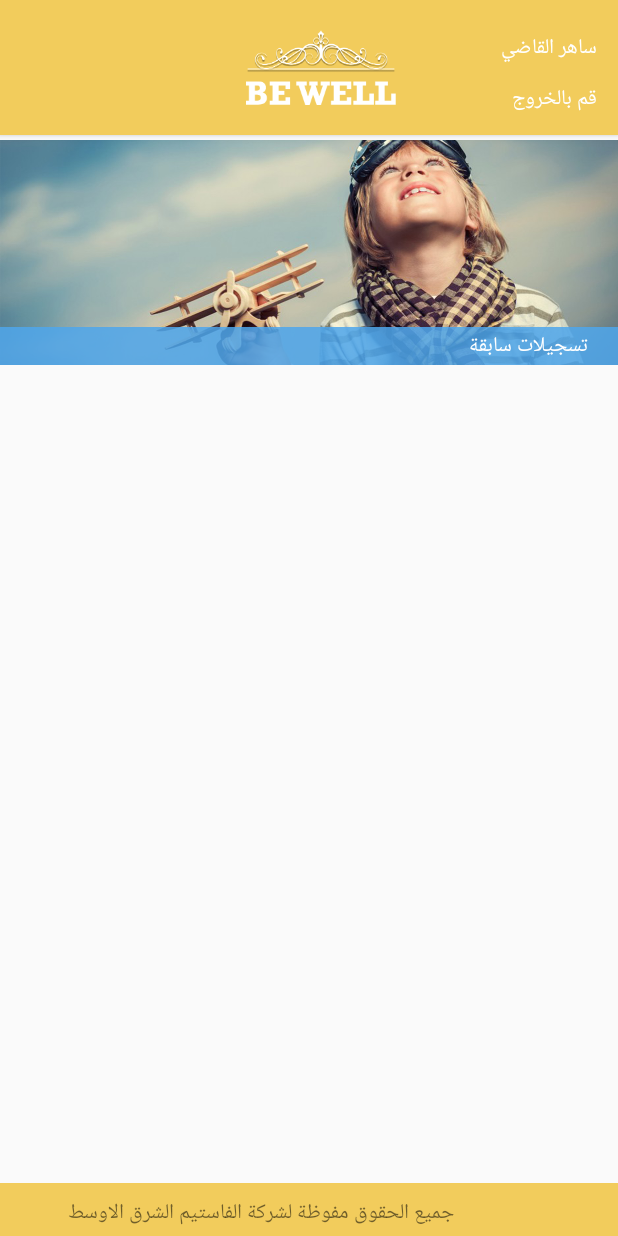
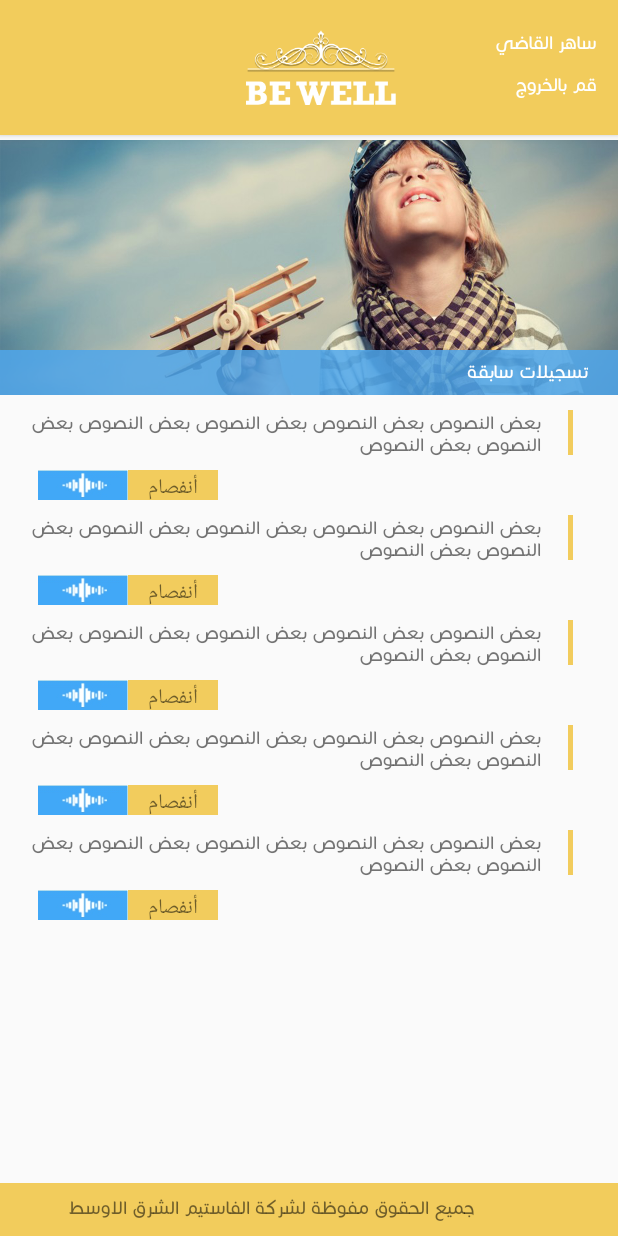
Before and after one commit to UchihaMadara/yourdoctor, an Android app: the screen it shows after launch (OldRecordsActivity), on a phone screen of 412 x 824 dp. Run offline under Robolectric (Android 15) with nearby library versions, the phone set to English and light mode, and no system bars.

Commit message:
finish old records

```diff
--- a/Your Doc/app/src/main/AndroidManifest.xml
+++ b/Your Doc/app/src/main/AndroidManifest.xml
@@ -37,7 +37,8 @@
             </intent-filter>
         </service>
 
-        <activity android:name=".activities.OldRecordsActivity">
+        <activity android:name=".activities.OldRecordsActivity"
+            android:theme="@style/AppTheme.NoActionBar">
             <intent-filter>
                 <action android:name="android.intent.action.MAIN" />
 
--- a/Your Doc/app/src/main/java/com/ahmed/yourdoc/activities/OldRecordsActivity.java
+++ b/Your Doc/app/src/main/java/com/ahmed/yourdoc/activities/OldRecordsActivity.java
@@ -1,15 +1,45 @@
 package com.ahmed.yourdoc.activities;
 
+import android.graphics.Typeface;
 import android.support.v7.app.AppCompatActivity;
 import android.os.Bundle;
+import android.support.v7.widget.LinearLayoutManager;
+import android.support.v7.widget.RecyclerView;
+import android.support.v7.widget.Toolbar;
+import android.widget.TextView;
 
 import com.ahmed.yourdoc.R;
+import com.ahmed.yourdoc.adapter.OldRecordsAdapter;
 
 public class OldRecordsActivity extends AppCompatActivity {
-
+    RecyclerView previousRecords;
+    OldRecordsAdapter oldRecordsAdapter;
+    TextView toolbarUsername , toolbarLogout;
+    TextView previousTv,copyright;
+    Toolbar toolbar;
     @Override
     protected void onCreate(Bundle savedInstanceState) {
         super.onCreate(savedInstanceState);
         setContentView(R.layout.activity_old_records);
+        toolbar= (Toolbar) findViewById(R.id.tool_bar);
+        setSupportActionBar(toolbar);
+        toolbarUsername= (TextView) toolbar.findViewById(R.id.user_name);
+        toolbarLogout= (TextView) toolbar.findViewById(R.id.logout);
+        previousTv= (TextView) findViewById(R.id.tv_previous);
+        copyright= (TextView) findViewById(R.id.copy_right);
+        setTypeFace();
+
+        previousRecords= (RecyclerView) findViewById(R.id.old_recycler_view);
+        oldRecordsAdapter=new OldRecordsAdapter(this);
+        previousRecords.setLayoutManager(new LinearLayoutManager(this));
+        previousRecords.setAdapter(oldRecordsAdapter);
+    }
+
+    private void setTypeFace() {
+        Typeface face = Typeface.createFromAsset(getAssets(), "font_ar.ttf");
+        toolbarLogout.setTypeface(face);
+        toolbarUsername.setTypeface(face);
+        previousTv.setTypeface(face);
+        copyright.setTypeface(face);
     }
 }
--- a/Your Doc/app/src/main/java/com/ahmed/yourdoc/adapter/OldRecordsAdapter.java
+++ b/Your Doc/app/src/main/java/com/ahmed/yourdoc/adapter/OldRecordsAdapter.java
@@ -1,9 +1,12 @@
 package com.ahmed.yourdoc.adapter;
 
+import android.content.Context;
+import android.graphics.Typeface;
 import android.support.v7.widget.RecyclerView;
 import android.view.LayoutInflater;
 import android.view.View;
 import android.view.ViewGroup;
+import android.widget.TextView;
 
 import com.ahmed.yourdoc.R;
 
@@ -12,9 +15,11 @@ import com.ahmed.yourdoc.R;
  */
 
 public class OldRecordsAdapter extends RecyclerView.Adapter<OldRecordsAdapter.ViewHolder> {
-
-
-    public OldRecordsAdapter() {
+    Context context;
+    Typeface face;
+    public OldRecordsAdapter(Context context) {
+        this.context = context;
+        face = Typeface.createFromAsset(context.getAssets(), "font_ar.ttf");
 
     }
 
@@ -28,6 +33,8 @@ public class OldRecordsAdapter extends RecyclerView.Adapter<OldRecordsAdapter.Vi
 
     @Override
     public void onBindViewHolder(ViewHolder holder, int position) {
+        holder.description.setTypeface(face);
+       // holder.type.setTypeface(face);
 
     }
 
@@ -37,10 +44,15 @@ public class OldRecordsAdapter extends RecyclerView.Adapter<OldRecordsAdapter.Vi
     }
 
     public class ViewHolder extends RecyclerView.ViewHolder {
-
+        TextView description, type, identifier;
 
         public ViewHolder(View view) {
             super(view);
+            description = (TextView) view.findViewById(R.id.description);
+            type = (TextView) view.findViewById(R.id.category);
+            identifier = (TextView) view.findViewById(R.id.identifier);
+            description.setTypeface(face);
+            //type.setTypeface(face);
 
         }
     }
--- a/Your Doc/app/src/main/res/layout/activity_old_records.xml
+++ b/Your Doc/app/src/main/res/layout/activity_old_records.xml
@@ -6,7 +6,7 @@
     tools:context="com.ahmed.yourdoc.activities.OldRecordsActivity">
 
     <include
-        android:id="@id/tool_bar"
+        android:id="@+id/tool_bar"
         layout="@layout/tool_bar"></include>
 
     <LinearLayout
@@ -18,18 +18,19 @@
         android:orientation="horizontal"></LinearLayout>
     <RelativeLayout
         android:layout_width="match_parent"
-        android:layout_height="150dp"
+        android:layout_height="170dp"
         android:id="@+id/layout_img_container"
         android:orientation="vertical"
         android:background="@drawable/slider_image"
         android:layout_below="@id/space">
         <RelativeLayout
             android:layout_width="match_parent"
-            android:layout_height="25dp"
+            android:layout_height="30dp"
             android:background="@drawable/old_records_transparent_layout"
             android:layout_alignParentBottom="true"
             >
             <TextView
+                android:id="@+id/tv_previous"
                 android:layout_width="wrap_content"
                 android:layout_height="wrap_content"
                 android:layout_centerVertical="true"
@@ -41,12 +42,12 @@
 
     </RelativeLayout>
     <android.support.v7.widget.RecyclerView
-        android:id="@+id/recycler_view"
+        android:id="@+id/old_recycler_view"
         android:layout_below="@id/layout_img_container"
         android:layout_width="match_parent"
         android:layout_height="wrap_content"
         android:layout_marginBottom="0dp"
-        android:layout_above="@id/linearLayout"
+        android:layout_above="@+id/linearLayout"
         android:scrollbars="vertical" />
 
     <LinearLayout
@@ -59,7 +60,7 @@
         android:layout_alignParentStart="true">
 
         <TextView
-            android:id="@+id/copy_right_record"
+            android:id="@+id/copy_right"
             android:layout_width="wrap_content"
             android:layout_height="wrap_content"
             android:layout_marginLeft="45dp"
--- a/Your Doc/app/src/main/res/layout/old_records_custom_row.xml
+++ b/Your Doc/app/src/main/res/layout/old_records_custom_row.xml
@@ -1,6 +1,51 @@
 <?xml version="1.0" encoding="utf-8"?>
-<LinearLayout xmlns:android="http://schemas.android.com/apk/res/android"
+<RelativeLayout xmlns:android="http://schemas.android.com/apk/res/android"
     android:orientation="vertical" android:layout_width="match_parent"
-    android:layout_height="match_parent">
+    android:layout_height="wrap_content">
 
-</LinearLayout>
+    <TextView
+        android:layout_marginTop="10dp"
+        android:layout_alignParentRight="true"
+        android:layout_marginRight="30dp"
+        android:id="@+id/identifier"
+        android:layout_width="3dp"
+        android:layout_height="30dp"
+        android:background="#F2CC5D"
+        android:text="" />
+
+    <TextView
+        android:id="@+id/description"
+        android:layout_width="wrap_content"
+        android:layout_height="wrap_content"
+        android:layout_alignTop="@+id/identifier"
+        android:layout_alignParentLeft="true"
+        android:layout_marginLeft="15dp"
+        android:layout_marginRight="18dp"
+        android:gravity="right"
+        android:layout_toLeftOf="@+id/identifier"
+        android:text="بعض النصوص بعض النصوص بعض النصوص بعض النصوص بعض النصوص بعض النصوص " />
+
+    <TextView
+        android:id="@+id/category"
+        android:layout_width="60dp"
+        android:layout_height="20dp"
+        android:layout_alignLeft="@+id/description"
+        android:layout_alignStart="@+id/description"
+        android:layout_below="@+id/identifier"
+        android:layout_marginTop="10dp"
+        android:layout_marginLeft="70dp"
+        android:background="#F2CC5D"
+        android:gravity="center"
+        android:layout_marginStart="70dp"
+        android:text="أنفصام" />
+
+    <TextView
+        android:id="@+id/textView7"
+        android:layout_width="60dp"
+        android:layout_height="20dp"
+        android:background="@mipmap/record_icon"
+        android:text=""
+        android:layout_marginLeft="25dp"
+        android:layout_alignBottom="@+id/category"
+        android:layout_alignTop="@+id/category" />
+</RelativeLayout>
--- a/Your Doc/app/src/main/res/values/colors.xml
+++ b/Your Doc/app/src/main/res/values/colors.xml
@@ -8,4 +8,5 @@
     <color name="yellow_icon_color">#f1bd25</color>
     <color name="green_icon_color">#92c89f</color>
     <color name="blue_icon_color">#809fc5</color>
+    <color name="secondary">#F2cc5c</color>
 </resources>
```
Also changed, not shown: Your Doc/app/src/main/res/drawable/menu_icon.jpg (added), Your Doc/app/src/main/res/drawable/record_icon.jpg (added), Your Doc/app/src/main/res/mipmap-hdpi/menu_icon.jpg (added), Your Doc/app/src/main/res/mipmap-hdpi/record_icon.jpg (added), Your Doc/app/src/main/res/mipmap-mdpi/menu_icon.jpg (added), Your Doc/app/src/main/res/mipmap-mdpi/record_icon.jpg (added), Your Doc/app/src/main/res/mipmap-xhdpi/menu_icon.jpg (added), Your Doc/app/src/main/res/mipmap-xhdpi/record_icon.jpg (added), Your Doc/app/src/main/res/mipmap-xxhdpi/menu_icon.jpg (added), Your Doc/app/src/main/res/mipmap-xxhdpi/record_icon.jpg (added), Your Doc/app/src/main/res/mipmap-xxxhdpi/menu_icon.jpg (added), Your Doc/app/src/main/res/mipmap-xxxhdpi/record_icon.jpg (added).
